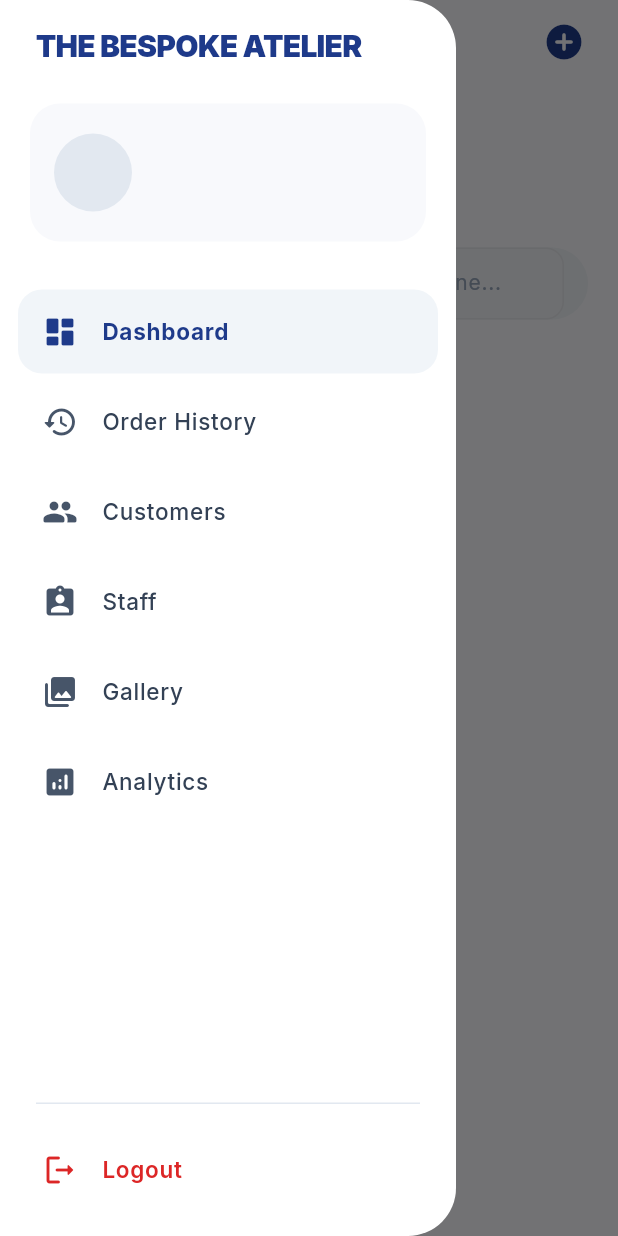
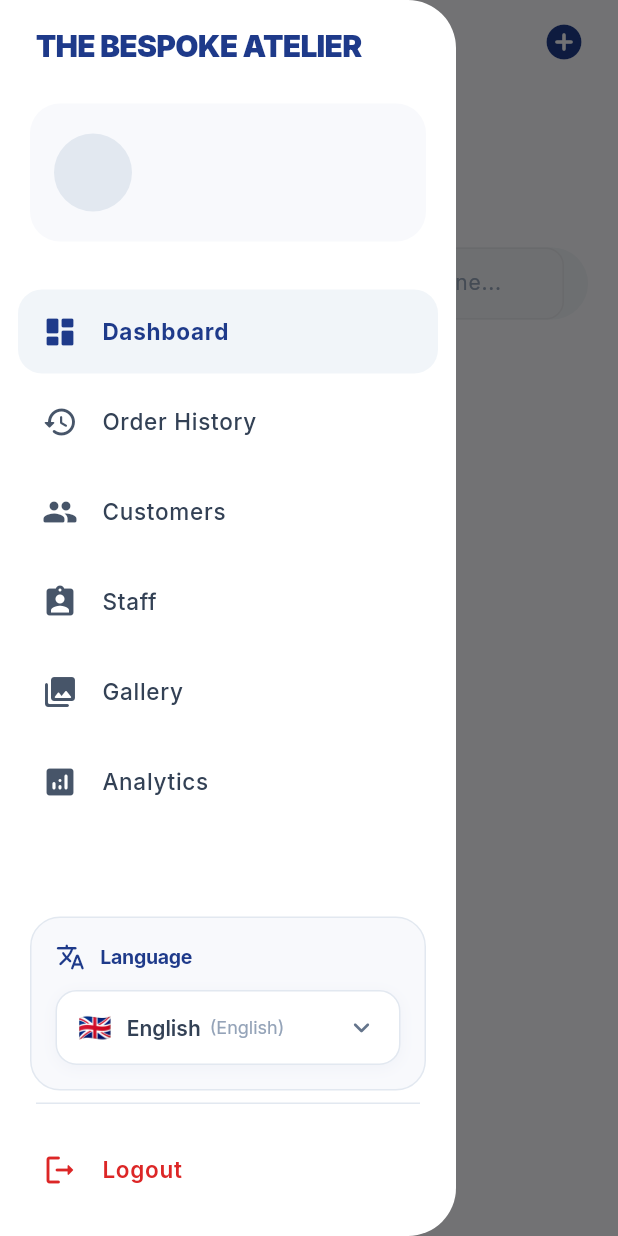
Before and after one commit to sharad8855/clothes, a Flutter app: the CustomersScreen screen opened directly, with the side drawer open, on a phone screen of 412 x 824 dp. Run offline on Flutter 3.47's test engine with Material 3 defaults, Android fonts, the phone set to English and light mode, and no system bars; our stand-ins replace google_fonts, shared_preferences; accounts and stored records are empty; network calls fail.

Commit message:
worked on add languge and all other language transaltion

```diff
--- a/lib/main.dart
+++ b/lib/main.dart
@@ -13,6 +13,7 @@ import 'providers/profile_provider.dart';
 import 'providers/staff_provider.dart';
 import 'providers/fabric_provider.dart';
 import 'providers/measurement_provider.dart';
+import 'providers/language_provider.dart';
 import 'screens/splash/splash_screen.dart';
 
 Future<void> main() async {
@@ -52,6 +53,7 @@ class BespokeAtelierApp extends StatelessWidget {
         ChangeNotifierProvider(create: (_) => StaffProvider()),
         ChangeNotifierProvider(create: (_) => FabricProvider()),
         ChangeNotifierProvider(create: (_) => MeasurementProvider()),
+        ChangeNotifierProvider(create: (_) => LanguageProvider()),
       ],
       child: MaterialApp(
         title: 'The Bespoke Atelier',
--- /dev/null
+++ b/lib/providers/language_provider.dart
@@ -0,0 +1,55 @@
+import 'package:flutter/material.dart';
+
+class LanguageOption {
+  final String code;
+  final String name;
+  final String nativeName;
+  final Locale locale;
+
+  const LanguageOption({
+    required this.code,
+    required this.name,
+    required this.nativeName,
+    required this.locale,
+  });
+}
+
+class LanguageProvider extends ChangeNotifier {
+  static const List<LanguageOption> supportedLanguages = [
+    LanguageOption(
+      code: 'en',
+      name: 'English',
+      nativeName: 'English',
+      locale: Locale('en'),
+    ),
+    LanguageOption(
+      code: 'hi',
+      name: 'Hindi',
+      nativeName: 'हिन्दी',
+      locale: Locale('hi'),
+    ),
+    LanguageOption(
+      code: 'mr',
+      name: 'Marathi',
+      nativeName: 'मराठी',
+      locale: Locale('mr'),
+    ),
+  ];
+
+  LanguageOption _selectedLanguage = supportedLanguages[0]; // Default: English
+
+  LanguageOption get selectedLanguage => _selectedLanguage;
+  Locale get currentLocale => _selectedLanguage.locale;
+  String get currentLanguageCode => _selectedLanguage.code;
+
+  void setLanguage(String code) {
+    final lang = supportedLanguages.firstWhere(
+      (l) => l.code == code,
+      orElse: () => supportedLanguages[0],
+    );
+    if (_selectedLanguage.code != lang.code) {
+      _selectedLanguage = lang;
+      notifyListeners();
+    }
+  }
+}
--- a/lib/screens/shell/widgets/app_drawer.dart
+++ b/lib/screens/shell/widgets/app_drawer.dart
@@ -4,6 +4,7 @@ import 'package:provider/provider.dart';
 
 import '../../../core/session_manager.dart';
 import '../../../providers/home_provider.dart';
+import '../../../providers/language_provider.dart';
 import '../../analytics/analytics_screen.dart';
 import '../../login/login_screen.dart';
 import '../../orders/order_history_screen.dart';
@@ -176,6 +177,9 @@ class AppDrawer extends StatelessWidget {
               ),
             ),
 
+            // Language Selection
+            _buildLanguageSelector(context),
+
             // Logout Footer
             Padding(
               padding: const EdgeInsets.symmetric(horizontal: 24),
@@ -269,4 +273,136 @@ class AppDrawer extends StatelessWidget {
       ),
     );
   }
+
+  Widget _buildLanguageSelector(BuildContext context) {
+    return Consumer<LanguageProvider>(
+      builder: (context, langProvider, _) {
+        return Padding(
+          padding: const EdgeInsets.symmetric(horizontal: 20, vertical: 8),
+          child: Container(
+            padding: const EdgeInsets.all(16),
+            decoration: BoxDecoration(
+              color: const Color(0xFFF8F9FC),
+              borderRadius: BorderRadius.circular(20),
+              border: Border.all(
+                color: const Color(0xFFE2E8F0),
+                width: 1,
+              ),
+            ),
+            child: Column(
+              crossAxisAlignment: CrossAxisAlignment.start,
+              children: [
+                Row(
+                  children: [
+                    const Icon(
+                      Icons.translate_rounded,
+                      color: Color(0xFF1E3A8A),
+                      size: 20,
+                    ),
+                    const SizedBox(width: 10),
+                    Text(
+                      'Language',
+                      style: GoogleFonts.inter(
+                        fontSize: 13,
+                        fontWeight: FontWeight.w700,
+                        color: const Color(0xFF1E3A8A),
+                        letterSpacing: -0.2,
+                      ),
+                    ),
+                  ],
+                ),
+                const SizedBox(height: 12),
+                Container(
+                  width: double.infinity,
+                  padding: const EdgeInsets.symmetric(horizontal: 14),
+                  decoration: BoxDecoration(
+                    color: Colors.white,
+                    borderRadius: BorderRadius.circular(14),
+                    border: Border.all(
+                      color: const Color(0xFFE2E8F0),
+                      width: 1,
+                    ),
+                    boxShadow: [
+                      BoxShadow(
+                        color: const Color(0xFF1E3A8A).withOpacity(0.04),
+                        blurRadius: 8,
+                        offset: const Offset(0, 2),
+                      ),
+                    ],
+                  ),
+                  child: DropdownButtonHideUnderline(
+                    child: DropdownButton<String>(
+                      value: langProvider.currentLanguageCode,
+                      isExpanded: true,
+                      icon: const Icon(
+                        Icons.keyboard_arrow_down_rounded,
+                        color: Color(0xFF64748B),
+                        size: 22,
+                      ),
+                      borderRadius: BorderRadius.circular(16),
+                      dropdownColor: Colors.white,
+                      style: GoogleFonts.inter(
+                        fontSize: 14,
+                        fontWeight: FontWeight.w600,
+                        color: const Color(0xFF334155),
+                      ),
+                      items: LanguageProvider.supportedLanguages.map((lang) {
+                        return DropdownMenuItem<String>(
+                          value: lang.code,
+                          child: Row(
+                            children: [
+                              Text(
+                                _getFlagEmoji(lang.code),
+                                style: const TextStyle(fontSize: 18),
+                              ),
+                              const SizedBox(width: 10),
+                              Text(
+                                lang.name,
+                                style: GoogleFonts.inter(
+                                  fontSize: 14,
+                                  fontWeight: FontWeight.w600,
+                                  color: const Color(0xFF334155),
+                                ),
+                              ),
+                              const SizedBox(width: 6),
+                              Text(
+                                '(${lang.nativeName})',
+                                style: GoogleFonts.inter(
+                                  fontSize: 12,
+                                  fontWeight: FontWeight.w400,
+                                  color: const Color(0xFF94A3B8),
+                                ),
+                              ),
+                            ],
+                          ),
+                        );
+                      }).toList(),
+                      onChanged: (code) {
+                        if (code != null) {
+                          langProvider.setLanguage(code);
+                        }
+                      },
+                    ),
+                  ),
+                ),
+              ],
+            ),
+          ),
+        );
+      },
+    );
+  }
+
+  String _getFlagEmoji(String code) {
+    switch (code) {
+      case 'en':
+        return '🇬🇧';
+      case 'hi':
+        return '🇮🇳';
+      case 'mr':
+        return '🇮🇳';
+      default:
+        return '🌐';
+    }
+  }
 }
```
